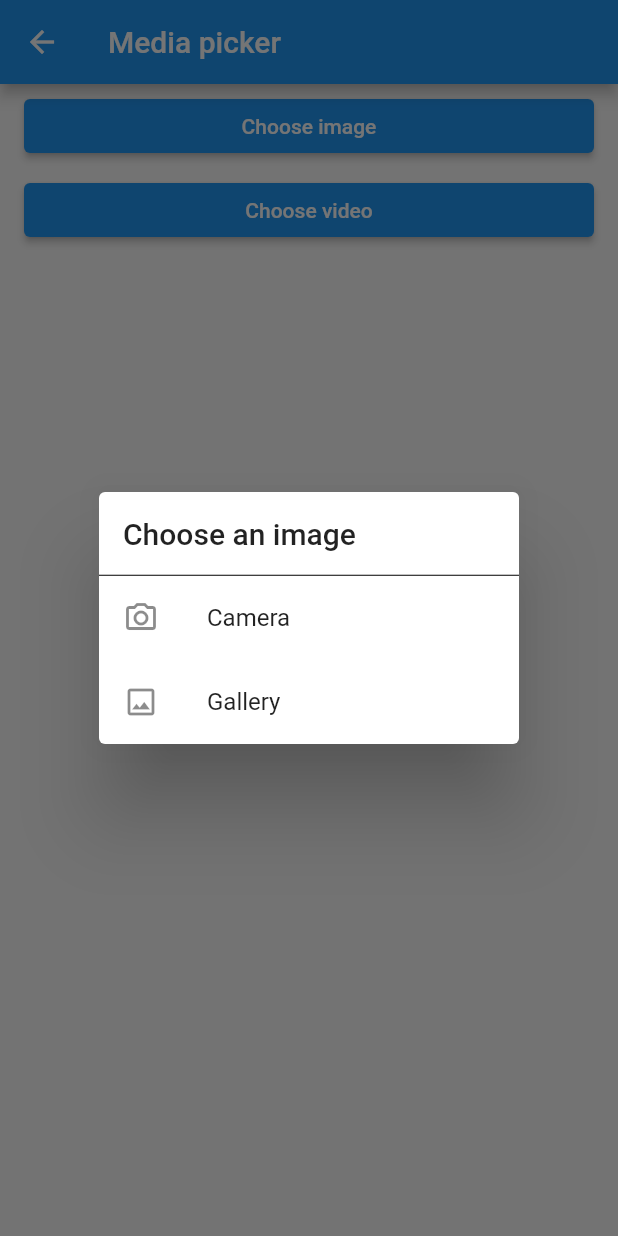
After one commit to davicorpedev/learning, a Flutter app: the MediaPage screen opened by its route, after a tap on "Choose image", on a phone screen of 412 x 824 dp. The commit adds this screen. Run offline on Flutter 3.47's test engine with Material 2 defaults, Android fonts, the phone set to English and light mode, and no system bars; our stand-ins replace bloc, dartz, equatable, flutter_bloc, get_it, image_picker and 1 more; generated files the repository leaves out were written again.

Commit message:
Media Picker

```diff
--- a/l10n.yaml
+++ b/l10n.yaml
@@ -1,3 +1,3 @@
-arb-dir: lib/presentation/l10n
+arb-dir: lib/presentation/core/l10n
 template-arb-file: app_en.arb
 output-localization-file: app_localizations.dart
--- a/lib/application/dog/dog_cubit.dart
+++ b/lib/application/dog/dog_cubit.dart
@@ -26,8 +26,6 @@ class DogCubit extends Cubit<DogState> {
       (dog) async {
         final type = await extensionChecker.check(dog.url);
 
-        print(type);
-
         if (type == Type.image) {
           emit(DogImageLoaded(dog: dog));
         } else if (type == Type.video) {
--- /dev/null
+++ b/lib/application/media/media_cubit.dart
@@ -0,0 +1,29 @@
+import 'dart:io';
+
+import 'package:bloc/bloc.dart';
+import 'package:equatable/equatable.dart';
+import 'package:flutter/material.dart';
+import 'package:learning_app/presentation/core/utils/mixin/handle_image.dart';
+import 'package:learning_app/presentation/core/utils/mixin/handle_video.dart';
+
+part 'media_state.dart';
+
+class MediaCubit extends Cubit<MediaState> with HandleImage, HandleVideo {
+  MediaCubit() : super(MediaInitial());
+
+  Future<void> getImage(BuildContext context) async {
+    final result = await imagePickerDialog(context);
+
+    if (result != null) {
+      emit(ImageLoaded(file: result));
+    }
+  }
+
+  Future<void> getVideo(BuildContext context) async {
+    final result = await videoPickerDialog(context);
+
+    if (result != null) {
+      emit(VideoLoaded(file: result));
+    }
+  }
+}
--- /dev/null
+++ b/lib/application/media/media_state.dart
@@ -0,0 +1,26 @@
+part of 'media_cubit.dart';
+
+abstract class MediaState extends Equatable {
+  const MediaState();
+
+  @override
+  List<Object> get props => [];
+}
+
+class MediaInitial extends MediaState {}
+
+class MediaLoaded extends MediaState {
+  final File file;
+
+  MediaLoaded({required this.file});
+}
+
+class ImageLoaded extends MediaLoaded {
+  ImageLoaded({required File file}) : super(file: file);
+}
+
+class VideoLoaded extends MediaLoaded {
+  VideoLoaded({required File file}) : super(file: file);
+}
+
+//class MediaNotLoaded extends MediaState {}
--- a/lib/injection_container.dart
+++ b/lib/injection_container.dart
@@ -4,6 +4,7 @@ import 'package:learning_app/application/auth/auth_cubit.dart';
 import 'package:learning_app/application/dog/dog_cubit.dart';
 import 'package:learning_app/application/login/form/login_form_cubit.dart';
 import 'package:learning_app/application/login/login_cubit.dart';
+import 'package:learning_app/application/media/media_cubit.dart';
 import 'package:learning_app/data/datasources/dog/dog_data_source.dart';
 import 'package:learning_app/domain/core/extension_checker.dart';
 import 'package:learning_app/domain/repositories/user/user_repository.dart';
@@ -40,6 +41,10 @@ Future<void> init() async {
   //Cubit
   sl.registerFactory<LoginFormCubit>(() => LoginFormCubit());
 
+  ///Media
+  //Cubit
+  sl.registerFactory<MediaCubit>(() => MediaCubit());
+
   ///Extension checker
   sl.registerLazySingleton<ExtensionChecker>(() => ExtensionChecker());
 
--- /dev/null
+++ b/lib/presentation/core/utils/mixin/handle_image.dart
@@ -0,0 +1,55 @@
+import 'dart:io';
+
+import 'package:flutter/material.dart';
+import 'package:image_picker/image_picker.dart';
+
+mixin HandleImage {
+  Future<File?> imagePickerDialog(BuildContext context) async {
+    File? _image;
+    final _picker = ImagePicker();
+
+    await showDialog(
+      context: context,
+      builder: (BuildContext context) {
+        return SimpleDialog(
+          contentPadding: EdgeInsets.all(0),
+          titlePadding: EdgeInsets.all(16),
+          title: Text("Choose an image"),
+          children: <Widget>[
+            Divider(height: 1, color: Colors.black),
+            ListTile(
+              title: Text("Camera"),
+              leading: Icon(Icons.camera_alt_outlined),
+              onTap: () async {
+                final pickedFile = await _picker.getImage(
+                    source: ImageSource.camera,
+                    maxHeight: 1024,
+                    maxWidth: 1024);
+
+                if (pickedFile != null) _image = File(pickedFile.path);
+
+                Navigator.pop(context);
+              },
+            ),
+            ListTile(
+              title: Text("Gallery"),
+              leading: Icon(Icons.photo_outlined),
+              onTap: () async {
+                final pickedFile = await _picker.getImage(
+                    source: ImageSource.gallery,
+                    maxHeight: 1024,
+                    maxWidth: 1024);
+
+                if (pickedFile != null) _image = File(pickedFile.path);
+
+                Navigator.pop(context);
+              },
+            ),
+          ],
+        );
+      },
+    );
+
+    return _image;
+  }
+}
--- /dev/null
+++ b/lib/presentation/core/utils/mixin/handle_video.dart
@@ -0,0 +1,51 @@
+import 'dart:io';
+
+import 'package:flutter/material.dart';
+import 'package:image_picker/image_picker.dart';
+
+mixin HandleVideo {
+  Future<File?> videoPickerDialog(BuildContext context) async {
+    File? _image;
+    final _picker = ImagePicker();
+
+    await showDialog(
+      context: context,
+      builder: (BuildContext context) {
+        return SimpleDialog(
+          contentPadding: EdgeInsets.all(0),
+          titlePadding: EdgeInsets.all(16),
+          title: Text("Choose a video"),
+          children: <Widget>[
+            Divider(height: 1, color: Colors.black),
+            ListTile(
+              title: Text("Camera"),
+              leading: Icon(Icons.camera_alt_outlined),
+              onTap: () async {
+                final pickedFile =
+                    await _picker.getVideo(source: ImageSource.camera);
+
+                if (pickedFile != null) _image = File(pickedFile.path);
+
+                Navigator.pop(context);
+              },
+            ),
+            ListTile(
+              title: Text("Gallery"),
+              leading: Icon(Icons.photo_outlined),
+              onTap: () async {
+                final pickedFile =
+                    await _picker.getVideo(source: ImageSource.gallery);
+
+                if (pickedFile != null) _image = File(pickedFile.path);
+
+                Navigator.pop(context);
+              },
+            ),
+          ],
+        );
+      },
+    );
+
+    return _image;
+  }
+}
--- /dev/null
+++ b/lib/presentation/pages/media/media_page.dart
@@ -0,0 +1,63 @@
+import 'package:flutter/material.dart';
+import 'package:flutter_bloc/flutter_bloc.dart';
+import 'package:learning_app/application/media/media_cubit.dart';
+import 'package:learning_app/injection_container.dart';
+import 'package:learning_app/presentation/pages/media/widgets/media_video_player.dart';
+
+class MediaPage extends StatefulWidget {
+  @override
+  _MediaPageState createState() => _MediaPageState();
+}
+
+class _MediaPageState extends State<MediaPage> {
+  @override
+  Widget build(BuildContext context) {
+    return Scaffold(
+      appBar: AppBar(
+        title: Text("Media picker"),
+      ),
+      body: BlocProvider<MediaCubit>(
+        create: (_) => sl<MediaCubit>(),
+        child: BlocBuilder<MediaCubit, MediaState>(
+          builder: (context, state) {
+            return SingleChildScrollView(
+              child: Column(
+                crossAxisAlignment: CrossAxisAlignment.center,
+                children: [
+                  ListTile(
+                    title: ElevatedButton(
+                      child: Text("Choose image"),
+                      onPressed: () async {
+                        BlocProvider.of<MediaCubit>(context).getImage(context);
+                      },
+                    ),
+                  ),
+                  ListTile(
+                    title: ElevatedButton(
+                      child: Text("Choose video"),
+                      onPressed: () async {
+                        BlocProvider.of<MediaCubit>(context).getVideo(context);
+                      },
+                    ),
+                  ),
+                  SizedBox(height: 32),
+                  _getMedia(state),
+                ],
+              ),
+            );
+          },
+        ),
+      ),
+    );
+  }
+
+  Widget _getMedia(MediaState state) {
+    if (state is ImageLoaded) {
+      return Image.file(state.file);
+    }
+    if (state is VideoLoaded) {
+      return MediaVideoPlayer(file: state.file);
+    }
+    return Container();
+  }
+}
--- a/lib/presentation/routes/route_generator.dart
+++ b/lib/presentation/routes/route_generator.dart
@@ -4,6 +4,7 @@ import 'package:learning_app/presentation/pages/auth/login/login_page.dart';
 import 'package:learning_app/presentation/pages/auth/user_details/user_details_page.dart';
 import 'package:learning_app/presentation/pages/home/home_page.dart';
 import 'package:learning_app/presentation/pages/internalization/internaliaztion_page.dart';
+import 'package:learning_app/presentation/pages/media/media_page.dart';
 import 'package:learning_app/presentation/pages/provider/provider_page.dart';
 import 'package:learning_app/presentation/pages/random_dog/random_dog_page.dart';
 import 'package:learning_app/presentation/pages/routes/route_page.dart';
@@ -63,6 +64,11 @@ class RouteGenerator {
           builder: (_) => InternalizationPage(),
           settings: RouteSettings(name: internalizationPageRoute),
         );
+      case mediaPageRoute:
+        return MaterialPageRoute(
+          builder: (_) => MediaPage(),
+          settings: RouteSettings(name: mediaPageRoute),
+        );
     }
 
     return _errorRoute();
--- a/lib/presentation/routes/routes.dart
+++ b/lib/presentation/routes/routes.dart
@@ -7,3 +7,4 @@ const String randomDogPageRoute = '/random_dog';
 const String loginPageRoute = '/login';
 const String userDetailsPageRoute = '/userDetails';
 const String internalizationPageRoute = '/internalization';
+const String mediaPageRoute = '/media';
--- a/pubspec.yaml
+++ b/pubspec.yaml
@@ -46,6 +46,8 @@ dependencies:
   video_player: ^2.0.0
   #Internalization
   intl: ^0.17.0
+  #Picker
+  image_picker: ^0.7.2+1
 
 dev_dependencies:
   flutter_test:
```
Also changed, not shown: lib/presentation/pages/home/home_page.dart (+8 -0 lines), lib/presentation/pages/media/widgets/media_video_player.dart (added, +41 -0 lines), lib/presentation/core/l10n/app_en.arb (renamed from lib/presentation/l10n/app_en.arb), lib/presentation/core/l10n/app_es.arb (renamed from lib/presentation/l10n/app_es.arb), pubspec.lock, 2 other files.
